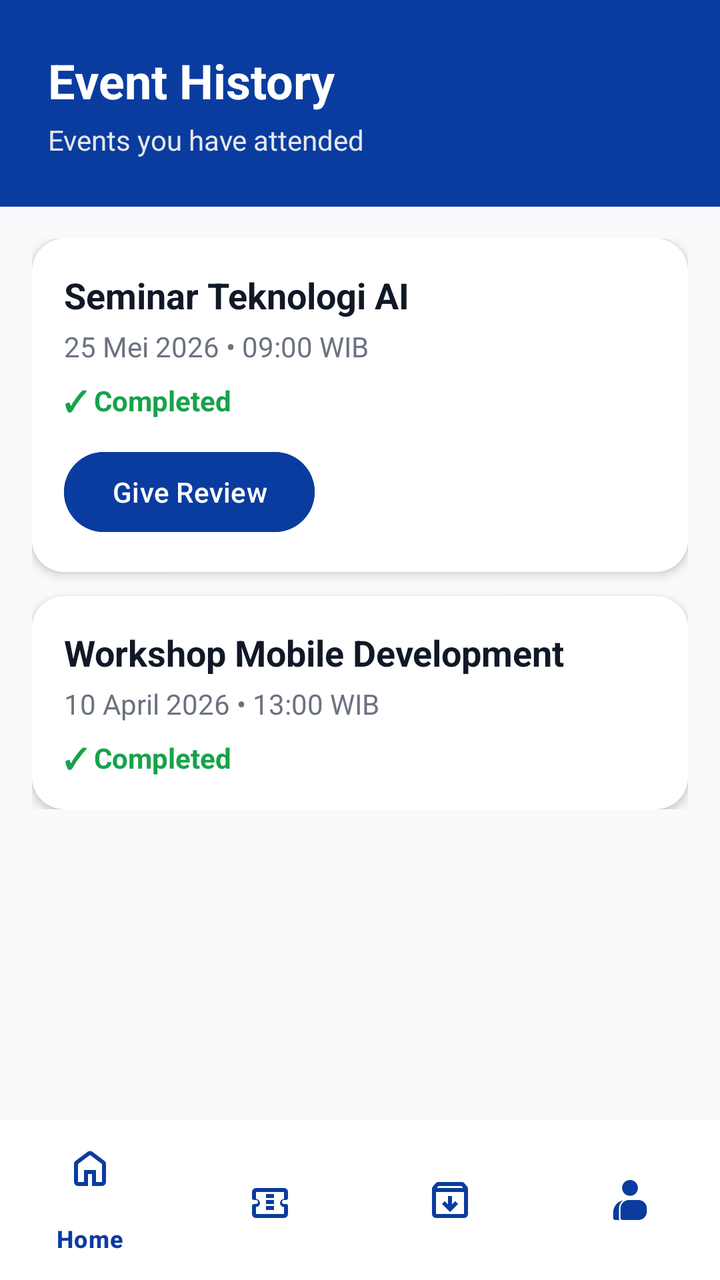
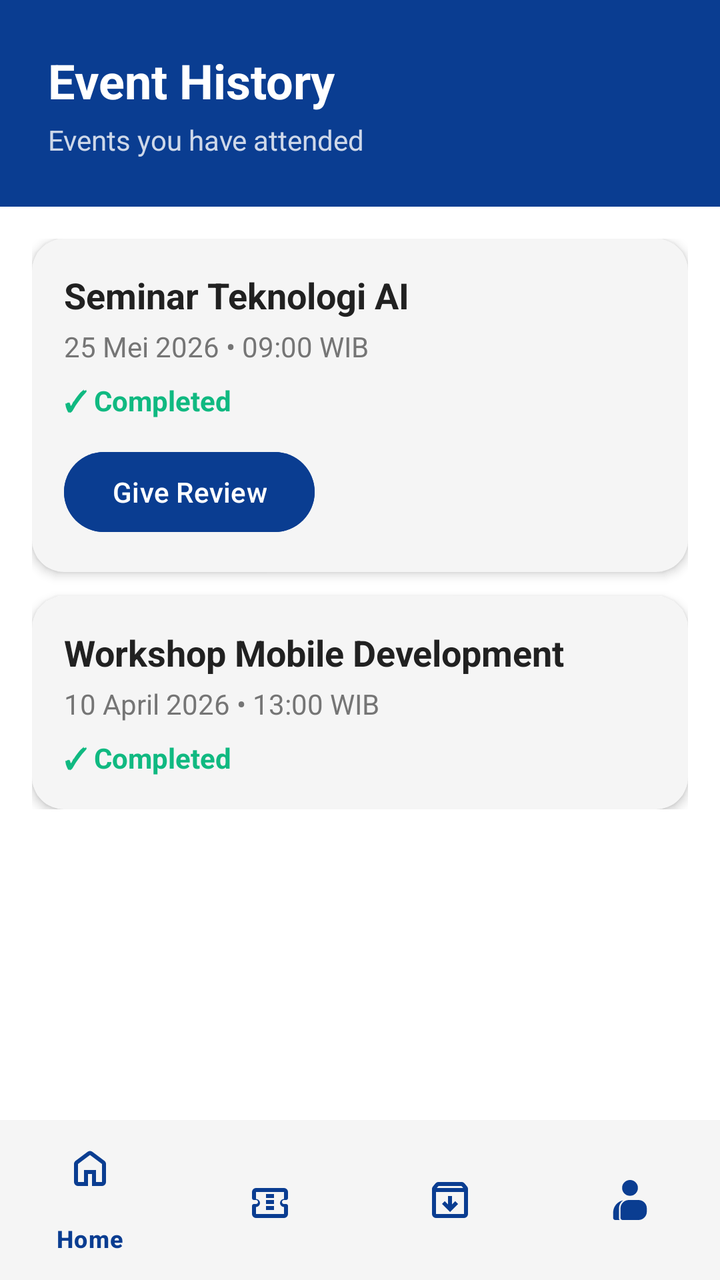

Screens rendered from an Android XML layout before and after an edit, with the pre-edit source and the edit as a unified diff.
<!-- AndroidManifest.xml: application theme Theme.CampusConnectProject -->
<!-- res/layout/activity_history.xml -->
<?xml version="1.0" encoding="utf-8"?>
<androidx.constraintlayout.widget.ConstraintLayout
    xmlns:android="http://schemas.android.com/apk/res/android"
    xmlns:app="http://schemas.android.com/apk/res-auto"
    xmlns:tools="http://schemas.android.com/tools"
    android:layout_width="match_parent"
    android:layout_height="match_parent"
    android:background="#F9FAFB">

    
    <LinearLayout
        android:id="@+id/headerHistory"
        android:layout_width="0dp"
        android:layout_height="wrap_content"
        android:background="#0A3C9F"
        android:orientation="vertical"
        android:padding="24dp"
        app:layout_constraintTop_toTopOf="parent"
        app:layout_constraintStart_toStartOf="parent"
        app:layout_constraintEnd_toEndOf="parent">

        <TextView
            android:layout_width="wrap_content"
            android:layout_height="wrap_content"
            android:text="Event History"
            android:textColor="#FFFFFF"
            android:textSize="24sp"
            android:textStyle="bold"/>

        <TextView
            android:layout_width="wrap_content"
            android:layout_height="wrap_content"
            android:text="Events you have attended"
            android:textColor="#E5E7EB"
            android:textSize="14sp"
            android:layout_marginTop="4dp"/>
    </LinearLayout>

    
    <ScrollView
        android:layout_width="0dp"
        android:layout_height="0dp"
        app:layout_constraintTop_toBottomOf="@id/headerHistory"
        app:layout_constraintBottom_toTopOf="@id/bottomNavigation"
        app:layout_constraintStart_toStartOf="parent"
        app:layout_constraintEnd_toEndOf="parent">

        <LinearLayout
            android:layout_width="match_parent"
            android:layout_height="wrap_content"
            android:orientation="vertical"
            android:padding="16dp">

            
            <androidx.cardview.widget.CardView
                android:layout_width="match_parent"
                android:layout_height="wrap_content"
                android:layout_marginBottom="12dp"
                app:cardCornerRadius="16dp"
                app:cardElevation="3dp">

                <LinearLayout
                    android:layout_width="match_parent"
                    android:layout_height="wrap_content"
                    android:orientation="vertical"
                    android:padding="16dp">

                    <TextView
                        android:layout_width="wrap_content"
                        android:layout_height="wrap_content"
                        android:text="Seminar Teknologi AI"
                        android:textStyle="bold"
                        android:textSize="18sp"
                        android:textColor="#111827"/>

                    <TextView
                        android:layout_width="wrap_content"
                        android:layout_height="wrap_content"
                        android:text="25 Mei 2026 • 09:00 WIB"
                        android:textColor="#6B7280"
                        android:layout_marginTop="4dp"/>

                    <TextView
                        android:layout_width="wrap_content"
                        android:layout_height="wrap_content"
                        android:text="✓ Completed"
                        android:textColor="#16A34A"
                        android:textStyle="bold"
                        android:layout_marginTop="8dp"/>

                    <Button
                        android:id="@+id/btnReview"
                        android:layout_width="wrap_content"
                        android:layout_height="wrap_content"
                        android:text="Give Review"
                        android:textAllCaps="false"
                        android:layout_marginTop="12dp"
                        android:backgroundTint="#0A3C9F"/>
                </LinearLayout>

            </androidx.cardview.widget.CardView>

            
            <androidx.cardview.widget.CardView
                android:layout_width="match_parent"
                android:layout_height="wrap_content"
                app:cardCornerRadius="16dp"
                app:cardElevation="3dp">

                <LinearLayout
                    android:layout_width="match_parent"
                    android:layout_height="wrap_content"
                    android:orientation="vertical"
                    android:padding="16dp">

                    <TextView
                        android:layout_width="wrap_content"
                        android:layout_height="wrap_content"
                        android:text="Workshop Mobile Development"
                        android:textStyle="bold"
                        android:textSize="18sp"
                        android:textColor="#111827"/>

                    <TextView
                        android:layout_width="wrap_content"
                        android:layout_height="wrap_content"
                        android:text="10 April 2026 • 13:00 WIB"
                        android:textColor="#6B7280"
                        android:layout_marginTop="4dp"/>

                    <TextView
                        android:layout_width="wrap_content"
                        android:layout_height="wrap_content"
                        android:text="✓ Completed"
                        android:textColor="#16A34A"
                        android:textStyle="bold"
                        android:layout_marginTop="8dp"/>

                </LinearLayout>

            </androidx.cardview.widget.CardView>

        </LinearLayout>

    </ScrollView>

    
    <com.google.android.material.bottomnavigation.BottomNavigationView
        android:id="@+id/bottomNavigation"
        android:layout_width="0dp"
        android:layout_height="wrap_content"
        android:background="#FFFFFF"
        app:itemIconTint="#0A3C9F"
        app:itemTextColor="#0A3C9F"
        app:menu="@menu/bottom_nav_menu"
        app:layout_constraintBottom_toBottomOf="parent"
        app:layout_constraintStart_toStartOf="parent"
        app:layout_constraintEnd_toEndOf="parent"/>

</androidx.constraintlayout.widget.ConstraintLayout>
<!-- resources referenced by this layout -->
<resources>
  <style name="Theme.CampusConnectProject" parent="Base.Theme.CampusConnectProject" />
  <style name="Base.Theme.CampusConnectProject" parent="Theme.Material3.DayNight.NoActionBar">
          
          
      </style>
</resources>

<!-- the commit's change to res/layout/activity_history.xml (unified diff, before → after) -->
@@ -5,14 +5,13 @@
     xmlns:tools="http://schemas.android.com/tools"
     android:layout_width="match_parent"
     android:layout_height="match_parent"
-    android:background="#F9FAFB">
+    android:background="@color/bg_utama">
 
-    
     <LinearLayout
         android:id="@+id/headerHistory"
         android:layout_width="0dp"
         android:layout_height="wrap_content"
-        android:background="#0A3C9F"
+        android:background="@color/warna_primer"
         android:orientation="vertical"
         android:padding="24dp"
         app:layout_constraintTop_toTopOf="parent"
@@ -23,7 +22,7 @@
             android:layout_width="wrap_content"
             android:layout_height="wrap_content"
             android:text="Event History"
-            android:textColor="#FFFFFF"
+            android:textColor="@color/white"
             android:textSize="24sp"
             android:textStyle="bold"/>
 
@@ -31,12 +30,12 @@
             android:layout_width="wrap_content"
             android:layout_height="wrap_content"
             android:text="Events you have attended"
-            android:textColor="#E5E7EB"
+            android:textColor="@color/white"
+            android:alpha="0.8"
             android:textSize="14sp"
             android:layout_marginTop="4dp"/>
     </LinearLayout>
 
-    
     <ScrollView
         android:layout_width="0dp"
         android:layout_height="0dp"
@@ -51,11 +50,11 @@
             android:orientation="vertical"
             android:padding="16dp">
 
-            
             <androidx.cardview.widget.CardView
                 android:layout_width="match_parent"
                 android:layout_height="wrap_content"
                 android:layout_marginBottom="12dp"
+                app:cardBackgroundColor="@color/bg_input"
                 app:cardCornerRadius="16dp"
                 app:cardElevation="3dp">
 
@@ -71,20 +70,20 @@
                         android:text="Seminar Teknologi AI"
                         android:textStyle="bold"
                         android:textSize="18sp"
-                        android:textColor="#111827"/>
+                        android:textColor="@color/teks_utama"/>
 
                     <TextView
                         android:layout_width="wrap_content"
                         android:layout_height="wrap_content"
                         android:text="25 Mei 2026 • 09:00 WIB"
-                        android:textColor="#6B7280"
+                        android:textColor="@color/teks_sekunder"
                         android:layout_marginTop="4dp"/>
 
                     <TextView
                         android:layout_width="wrap_content"
                         android:layout_height="wrap_content"
                         android:text="✓ Completed"
-                        android:textColor="#16A34A"
+                        android:textColor="@color/bg_terima"
                         android:textStyle="bold"
                         android:layout_marginTop="8dp"/>
 
@@ -95,15 +94,16 @@
                         android:text="Give Review"
                         android:textAllCaps="false"
                         android:layout_marginTop="12dp"
-                        android:backgroundTint="#0A3C9F"/>
+                        android:textColor="@color/white"
+                        android:backgroundTint="@color/warna_primer"/>
                 </LinearLayout>
 
             </androidx.cardview.widget.CardView>
 
-            
             <androidx.cardview.widget.CardView
                 android:layout_width="match_parent"
                 android:layout_height="wrap_content"
+                app:cardBackgroundColor="@color/bg_input"
                 app:cardCornerRadius="16dp"
                 app:cardElevation="3dp">
 
@@ -119,20 +119,20 @@
                         android:text="Workshop Mobile Development"
                         android:textStyle="bold"
                         android:textSize="18sp"
-                        android:textColor="#111827"/>
+                        android:textColor="@color/teks_utama"/>
 
                     <TextView
                         android:layout_width="wrap_content"
                         android:layout_height="wrap_content"
                         android:text="10 April 2026 • 13:00 WIB"
-                        android:textColor="#6B7280"
+                        android:textColor="@color/teks_sekunder"
                         android:layout_marginTop="4dp"/>
 
                     <TextView
                         android:layout_width="wrap_content"
                         android:layout_height="wrap_content"
                         android:text="✓ Completed"
-                        android:textColor="#16A34A"
+                        android:textColor="@color/bg_terima"
                         android:textStyle="bold"
                         android:layout_marginTop="8dp"/>
 
@@ -144,14 +144,13 @@
 
     </ScrollView>
 
-    
     <com.google.android.material.bottomnavigation.BottomNavigationView
         android:id="@+id/bottomNavigation"
         android:layout_width="0dp"
         android:layout_height="wrap_content"
-        android:background="#FFFFFF"
-        app:itemIconTint="#0A3C9F"
-        app:itemTextColor="#0A3C9F"
+        android:background="@color/bg_input"
+        app:itemIconTint="@color/warna_primer"
+        app:itemTextColor="@color/warna_primer"
         app:menu="@menu/bottom_nav_menu"
         app:layout_constraintBottom_toBottomOf="parent"
         app:layout_constraintStart_toStartOf="parent"
<!-- resource entries referenced after the edit -->
@@ -1,9 +1,15 @@
 <!-- resources referenced by this layout -->
 <resources>
+  <color name="bg_input">#F5F5F5</color>
+  <color name="bg_terima">#10B981</color>
+  <color name="bg_utama">#FFFFFF</color>
+  <color name="teks_sekunder">#757575</color>
+  <color name="teks_utama">#212121</color>
+  <color name="warna_primer">#0A3D91</color>
+  <color name="white">#FFFFFFFF</color>
   <style name="Theme.CampusConnectProject" parent="Base.Theme.CampusConnectProject" />
   <style name="Base.Theme.CampusConnectProject" parent="Theme.Material3.DayNight.NoActionBar">
-          
-          
+          <item name="android:forceDarkAllowed" tools:targetApi="q">false</item>
       </style>
 </resources>
 
